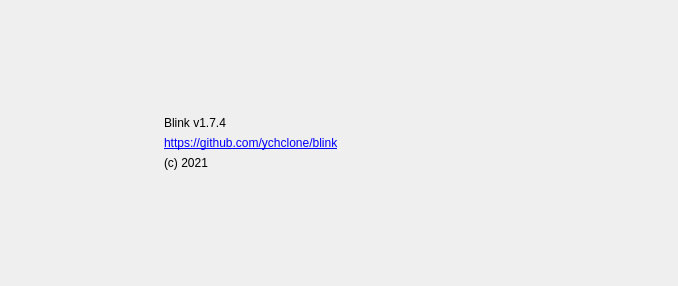
ychclone/blink, file Resources/Forms/aboutDialog.ui: the form before one commit.
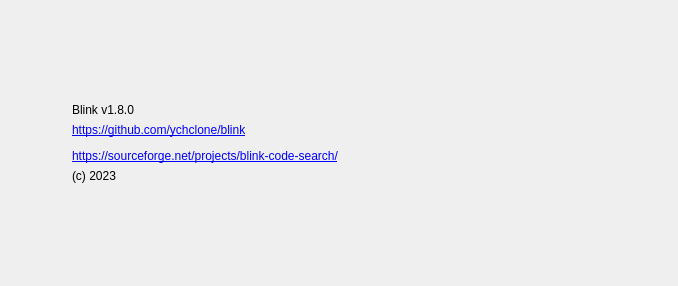
The form after the commit. Icons and pictures are not drawn.

What changed in the file:
```diff
--- a/Resources/Forms/aboutDialog.ui
+++ b/Resources/Forms/aboutDialog.ui
@@ -67,14 +67,14 @@
        <item>
         <widget class="QLabel" name="label_5">
          <property name="text">
-          <string>Blink v1.7.4</string>
+          <string>Blink v1.8.0</string>
          </property>
         </widget>
        </item>
        <item>
         <widget class="QLabel" name="label_6">
          <property name="text">
-          <string>&lt;a href=&quot;https://github.com/ychclone/blink&quot;&gt;https://github.com/ychclone/blink&lt;/a&gt;</string>
+          <string>&lt;html&gt;&lt;head/&gt;&lt;body&gt;&lt;p&gt;&lt;a href=&quot;https://github.com/ychclone/blink&quot;&gt;&lt;span style=&quot; text-decoration: underline; color:#0000ff;&quot;&gt;https://github.com/ychclone/blink&lt;/span&gt;&lt;/a&gt;&lt;/p&gt;&lt;p&gt;&lt;a href=&quot;https://github.com/ychclone/blink&quot;&gt;&lt;span style=&quot; text-decoration: underline; color:#0000ff;&quot;&gt;https://sourceforge.net/projects/blink-code-search/&lt;/span&gt;&lt;/a&gt;&lt;/p&gt;&lt;/body&gt;&lt;/html&gt;</string>
          </property>
          <property name="openExternalLinks">
           <bool>true</bool>
@@ -84,7 +84,7 @@
        <item>
         <widget class="QLabel" name="label_7">
          <property name="text">
-          <string>(c) 2021</string>
+          <string>(c) 2023</string>
          </property>
         </widget>
        </item>
```
